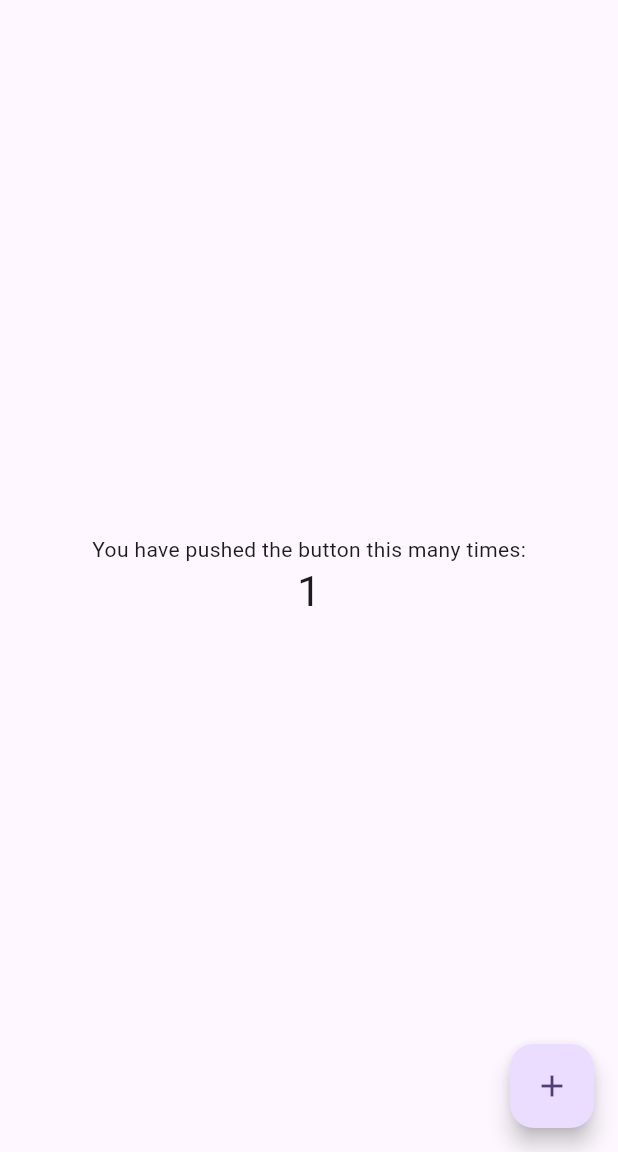
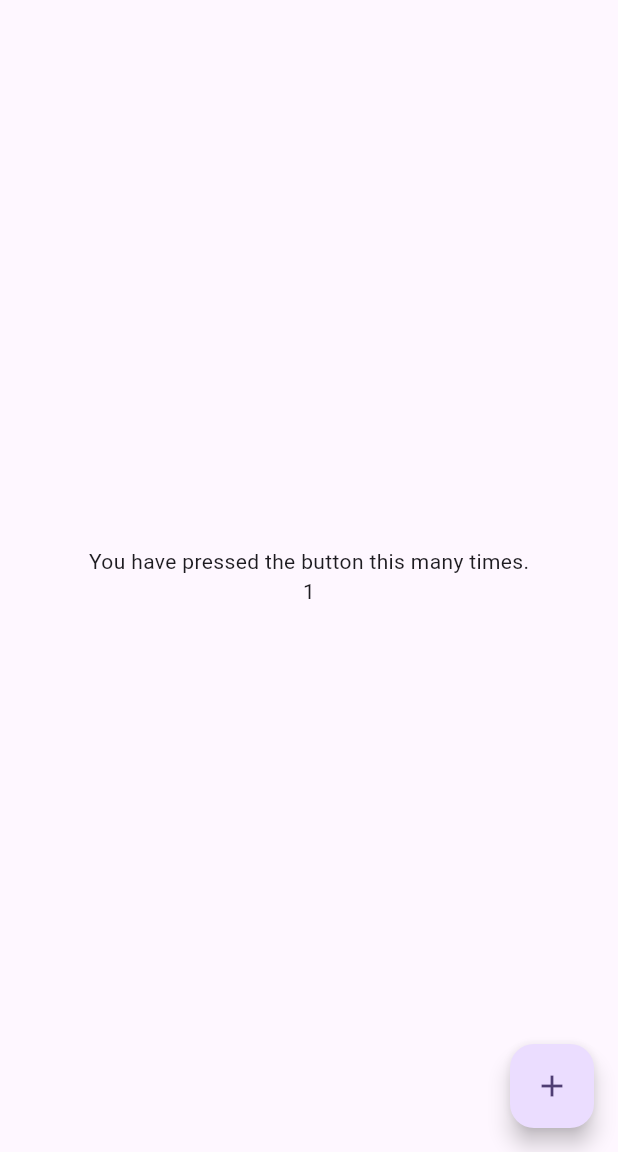
Before and after one commit to griadooss/Scrap01, a Flutter app: the screen it shows after launch, after a tap on the "add" icon, on a phone screen of 412 x 824 dp, the part 84-1236 px from its top. Run offline on Flutter 3.47's test engine with Material 2 defaults, Android fonts, the phone set to English and light mode, and no system bars.

Commit message:
Merged MyGo

```diff
--- a/lib/main.dart
+++ b/lib/main.dart
@@ -1,125 +1,55 @@
 import 'package:flutter/material.dart';
 
-void main() {
-  runApp(const MyApp());
-}
+void main() => runApp(const MyApp());
 
 class MyApp extends StatelessWidget {
   const MyApp({super.key});
 
-  // This widget is the root of your application.
   @override
   Widget build(BuildContext context) {
     return MaterialApp(
       title: 'Flutter Demo',
-      theme: ThemeData(
-        // This is the theme of your application.
-        //
-        // TRY THIS: Try running your application with "flutter run". You'll see
-        // the application has a blue toolbar. Then, without quitting the app,
-        // try changing the seedColor in the colorScheme below to Colors.green
-        // and then invoke "hot reload" (save your changes or press the "hot
-        // reload" button in a Flutter-supported IDE, or press "r" if you used
-        // the command line to start the app).
-        //
-        // Notice that the counter didn't reset back to zero; the application
-        // state is not lost during the reload. To reset the state, use hot
-        // restart instead.
-        //
-        // This works for code too, not just values: Most code changes can be
-        // tested with just a hot reload.
-        colorScheme: ColorScheme.fromSeed(seedColor: Colors.deepPurple),
-        useMaterial3: true,
-      ),
-      home: const MyHomePage(title: 'Flutter Demo Home Page'),
-    );
+      theme: ThemeData(colorScheme: ColorScheme.fromSeed(seedColor: Colors.deepPurple),
+      useMaterial3: true),
+      home: const MyHomePage(title: 'Flutter Demo Home Page'));
   }
 }
 
 class MyHomePage extends StatefulWidget {
   const MyHomePage({super.key, required this.title});
 
-  // This widget is the home page of your application. It is stateful, meaning
-  // that it has a State object (defined below) that contains fields that affect
-  // how it looks.
-
-  // This class is the configuration for the state. It holds the values (in this
-  // case the title) provided by the parent (in this case the App widget) and
-  // used by the build method of the State. Fields in a Widget subclass are
-  // always marked "final".
-
   final String title;
 
   @override
   State<MyHomePage> createState() => _MyHomePageState();
 }
-
 class _MyHomePageState extends State<MyHomePage> {
   int _counter = 0;
-
   void _incrementCounter() {
     setState(() {
-      // This call to setState tells the Flutter framework that something has
-      // changed in this State, which causes it to rerun the build method below
-      // so that the display can reflect the updated values. If we changed
-      // _counter without calling setState(), then the build method would not be
-      // called again, and so nothing would appear to happen.
       _counter++;
     });
   }
 
   @override
   Widget build(BuildContext context) {
-    // This method is rerun every time setState is called, for instance as done
-    // by the _incrementCounter method above.
-    //
-    // The Flutter framework has been optimized to make rerunning build methods
-    // fast, so that you can just rebuild anything that needs updating rather
-    // than having to individually change instances of widgets.
     return Scaffold(
       appBar: AppBar(
-        // TRY THIS: Try changing the color here to a specific color (to
-        // Colors.amber, perhaps?) and trigger a hot reload to see the AppBar
-        // change color while the other colors stay the same.
         backgroundColor: Theme.of(context).colorScheme.inversePrimary,
-        // Here we take the value from the MyHomePage object that was created by
-        // the App.build method, and use it to set our appbar title.
         title: Text(widget.title),
       ),
       body: Center(
-        // Center is a layout widget. It takes a single child and positions it
-        // in the middle of the parent.
         child: Column(
-          // Column is also a layout widget. It takes a list of children and
-          // arranges them vertically. By default, it sizes itself to fit its
-          // children horizontally, and tries to be as tall as its parent.
-          //
-          // Column has various properties to control how it sizes itself and
-          // how it positions its children. Here we use mainAxisAlignment to
-          // center the children vertically; the main axis here is the vertical
-          // axis because Columns are vertical (the cross axis would be
-          // horizontal).
-          //
-          // TRY THIS: Invoke "debug painting" (choose the "Toggle Debug Paint"
-          // action in the IDE, or press "p" in the console), to see the
-          // wireframe for each widget.
-          mainAxisAlignment: MainAxisAlignment.center,
-          children: <Widget>[
-            const Text(
-              'You have pushed the button this many times:',
-            ),
-            Text(
-              '$_counter',
-              style: Theme.of(context).textTheme.headlineMedium,
-            ),
-          ],
+        mainAxisAlignment: MainAxisAlignment.center,
+        children: <Widget>[
+          const Text('You have pressed the button this many times.'),
+          Text('$_counter')
+        ],
         ),
-      ),
-      floatingActionButton: FloatingActionButton(
-        onPressed: _incrementCounter,
+        ),
+        floatingActionButton: FloatingActionButton(onPressed: _incrementCounter,
         tooltip: 'Increment',
-        child: const Icon(Icons.add),
-      ), // This trailing comma makes auto-formatting nicer for build methods.
-    );
-  } //Just another comment
+        child: Icon(Icons.add),),
+      );
+  }
 }
```
